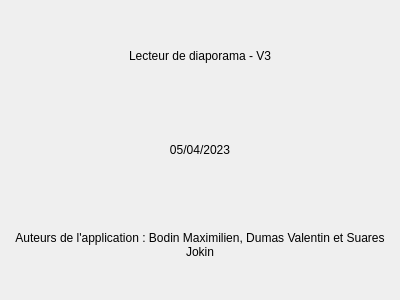
Feror-BotMaker/SAE201-Diaporama, file V7_MVP_BD/pageapropos.ui: the form before one commit.
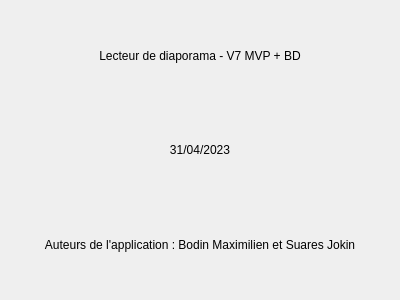
The form after the commit.

What changed in the file:
```diff
--- a/V7_MVP_BD/pageapropos.ui
+++ b/V7_MVP_BD/pageapropos.ui
@@ -23,7 +23,7 @@
    <item>
     <widget class="QLabel" name="numVersion">
      <property name="text">
-      <string>Lecteur de diaporama - V3</string>
+      <string>Lecteur de diaporama - V7 MVP + BD</string>
      </property>
      <property name="alignment">
       <set>Qt::AlignCenter</set>
@@ -33,7 +33,7 @@
    <item>
     <widget class="QLabel" name="dateCreation">
      <property name="text">
-      <string>05/04/2023</string>
+      <string>31/04/2023</string>
      </property>
      <property name="alignment">
       <set>Qt::AlignCenter</set>
@@ -43,7 +43,7 @@
    <item>
     <widget class="QLabel" name="auteurs">
      <property name="text">
-      <string>Auteurs de l'application : Bodin Maximilien, Dumas Valentin et Suares Jokin</string>
+      <string>Auteurs de l'application : Bodin Maximilien et Suares Jokin</string>
      </property>
      <property name="alignment">
       <set>Qt::AlignCenter</set>
```
